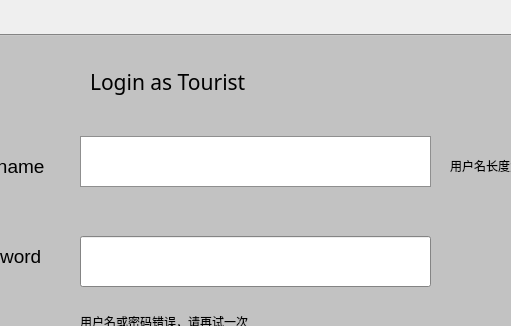
iceboundx/SBSystem, file SBSystemBackup/mainwindow.ui: the form before one commit; both pictures show x 232 to 743 and y 0 to 326 of the 902 by 601 pixel window.
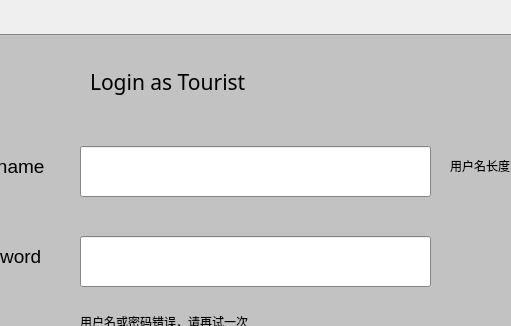
The form after the commit.

Diff of the .ui file:
```diff
--- a/SBSystemBackup/mainwindow.ui
+++ b/SBSystemBackup/mainwindow.ui
@@ -454,21 +454,6 @@
      <attribute name="title">
       <string>Tourist</string>
      </attribute>
-     <widget class="QTextEdit" name="tusername">
-      <property name="geometry">
-       <rect>
-        <x>310</x>
-        <y>100</y>
-        <width>351</width>
-        <height>51</height>
-       </rect>
-      </property>
-      <property name="font">
-       <font>
-        <pointsize>12</pointsize>
-       </font>
-      </property>
-     </widget>
      <widget class="QLabel" name="label_5">
       <property name="geometry">
        <rect>
@@ -606,6 +591,27 @@
        <string>用户名长度为6-10</string>
       </property>
      </widget>
+     <widget class="QLineEdit" name="tusername">
+      <property name="geometry">
+       <rect>
+        <x>310</x>
+        <y>110</y>
+        <width>351</width>
+        <height>51</height>
+       </rect>
+      </property>
+      <property name="font">
+       <font>
+        <pointsize>12</pointsize>
+       </font>
+      </property>
+      <property name="maxLength">
+       <number>10</number>
+      </property>
+      <property name="cursorPosition">
+       <number>0</number>
+      </property>
+     </widget>
     </widget>
     <widget class="QWidget" name="admin">
      <attribute name="title">
```
Left out of the diff: 43 changed lines with no effect on the pictures.
